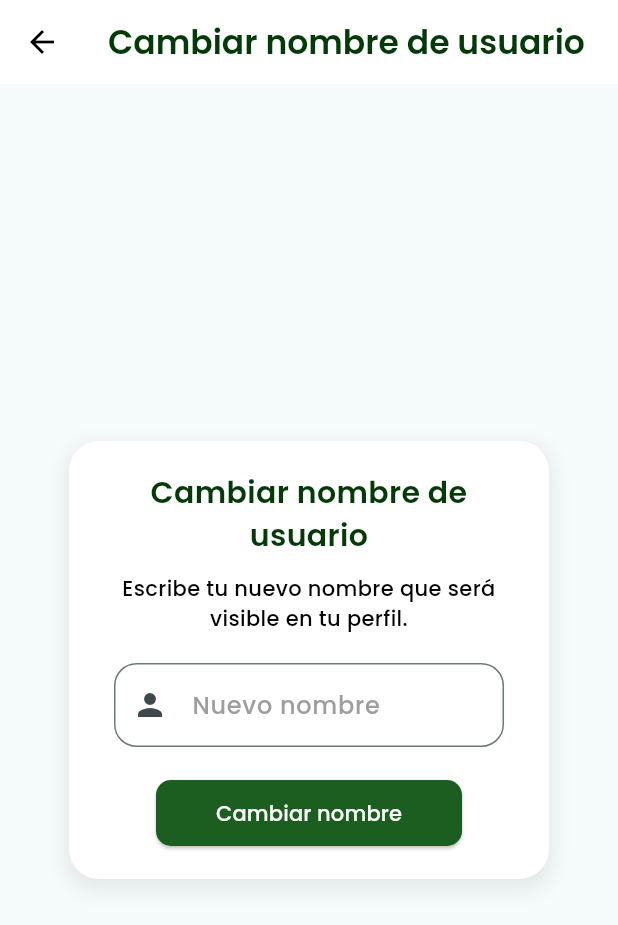
After one commit to spricew/Keidot-Project, a Flutter app: the ChangeNameScreen screen opened directly, on a phone screen of 412 x 824 dp. The commit adds this screen. Shown: the top 925 px of the screen. Run offline on Flutter 3.47's test engine with Material 3 defaults, Android fonts, the phone set to English and light mode, and no system bars; our stand-ins replace file_picker, flutter_secure_storage, get; accounts and stored records are empty.

Commit message:
w archivos de luis

```diff
--- /dev/null
+++ b/Keidot-Project/lib/presentation/screens/change_name.dart
@@ -0,0 +1,131 @@
+import 'package:flutter/material.dart';
+import 'package:get/get.dart';
+
+class ChangeNameScreen extends StatelessWidget {
+  const ChangeNameScreen({super.key});
+
+  @override
+  Widget build(BuildContext context) {
+    final TextEditingController nameController = TextEditingController();
+
+    return Scaffold(
+      appBar: AppBar(
+        leading: IconButton(
+          icon: const Icon(Icons.arrow_back), // Flecha de regreso
+          onPressed: () {
+            Navigator.pop(context);
+          },
+        ),
+        title: const Text(
+          'Cambiar nombre de usuario',
+          style: TextStyle(
+            color: Color.fromARGB(255, 3, 58, 8), // DarkGreen
+            fontWeight: FontWeight.bold,
+          ),
+        ),
+        centerTitle: true, // Centrar el título en la AppBar
+        backgroundColor: Colors.white, // Fondo blanco para que resalte
+        elevation: 0, // Eliminar sombra de la AppBar
+        iconTheme:
+            const IconThemeData(color: Colors.black), // Color de la flecha
+      ),
+      body: Center(
+        child: Padding(
+          padding: const EdgeInsets.all(16.0),
+          child: Container(
+            width: 320, // Ajuste de ancho más proporcionado
+            padding: const EdgeInsets.all(20),
+            decoration: BoxDecoration(
+              color: Colors.white,
+              borderRadius: BorderRadius.circular(20),
+              boxShadow: [
+                BoxShadow(
+                  color: Colors.grey.withOpacity(0.2),
+                  blurRadius: 10,
+                  spreadRadius: 2,
+                  offset: const Offset(0, 5),
+                ),
+              ],
+            ),
+            child: Column(
+              mainAxisSize: MainAxisSize.min,
+              crossAxisAlignment: CrossAxisAlignment.center,
+              children: [
+                const Text(
+                  'Cambiar nombre de usuario',
+                  style: TextStyle(
+                    fontSize: 20,
+                    fontWeight: FontWeight.bold,
+                    color: Color.fromARGB(255, 3, 58, 8), // DarkGreen
+                  ),
+                  textAlign: TextAlign.center,
+                ),
+                const SizedBox(height: 10),
+                const Text(
+                  'Escribe tu nuevo nombre que será visible en tu perfil.',
+                  style: TextStyle(fontSize: 14, color: Colors.black),
+                  textAlign: TextAlign.center,
+                ),
+                const SizedBox(height: 20),
+                SizedBox(
+                  width: 260,
+                  child: TextField(
+                    controller: nameController,
+                    decoration: InputDecoration(
+                      prefixIcon: const Icon(Icons.person),
+                      labelText: 'Nuevo nombre',
+                      labelStyle: const TextStyle(color: Colors.grey),
+                      border: OutlineInputBorder(
+                        borderRadius: BorderRadius.circular(15),
+                      ),
+                      focusedBorder: OutlineInputBorder(
+                        borderRadius: BorderRadius.circular(15),
+                        borderSide: const BorderSide(
+                            color: Color.fromARGB(255, 3, 58, 8)),
+                      ),
+                    ),
+                  ),
+                ),
+                const SizedBox(height: 20),
+                ElevatedButton(
+                  onPressed: () {
+                    String newName = nameController.text;
+                    if (newName.isNotEmpty) {
+                      Get.snackbar(
+                        'Nombre cambiado',
+                        'Tu nuevo nombre es $newName',
+                        snackPosition: SnackPosition.BOTTOM,
+                        backgroundColor: Colors.green[900],
+                        colorText: Colors.white,
+                      );
+                    } else {
+                      Get.snackbar(
+                        'Error',
+                        'Por favor, ingresa un nombre válido',
+                        snackPosition: SnackPosition.BOTTOM,
+                        backgroundColor: Colors.red,
+                        colorText: Colors.white,
+                      );
+                    }
+                  },
+                  style: ElevatedButton.styleFrom(
+                    backgroundColor: Colors.green[900], // DarkGreen
+                    padding: const EdgeInsets.symmetric(
+                        horizontal: 40, vertical: 12),
+                    shape: RoundedRectangleBorder(
+                      borderRadius: BorderRadius.circular(10),
+                    ),
+                  ),
+                  child: const Text(
+                    'Cambiar nombre',
+                    style: TextStyle(fontSize: 14, color: Colors.white),
+                  ),
+                ),
+              ],
+            ),
+          ),
+        ),
+      ),
+    );
+  }
+}
```
Also changed, not shown: Keidot-Project/lib/presentation/screens/home_screen.dart (+7 -7 lines), Keidot-Project/lib/presentation/screens/succesfull_name.dart (added, +93 -0 lines).
